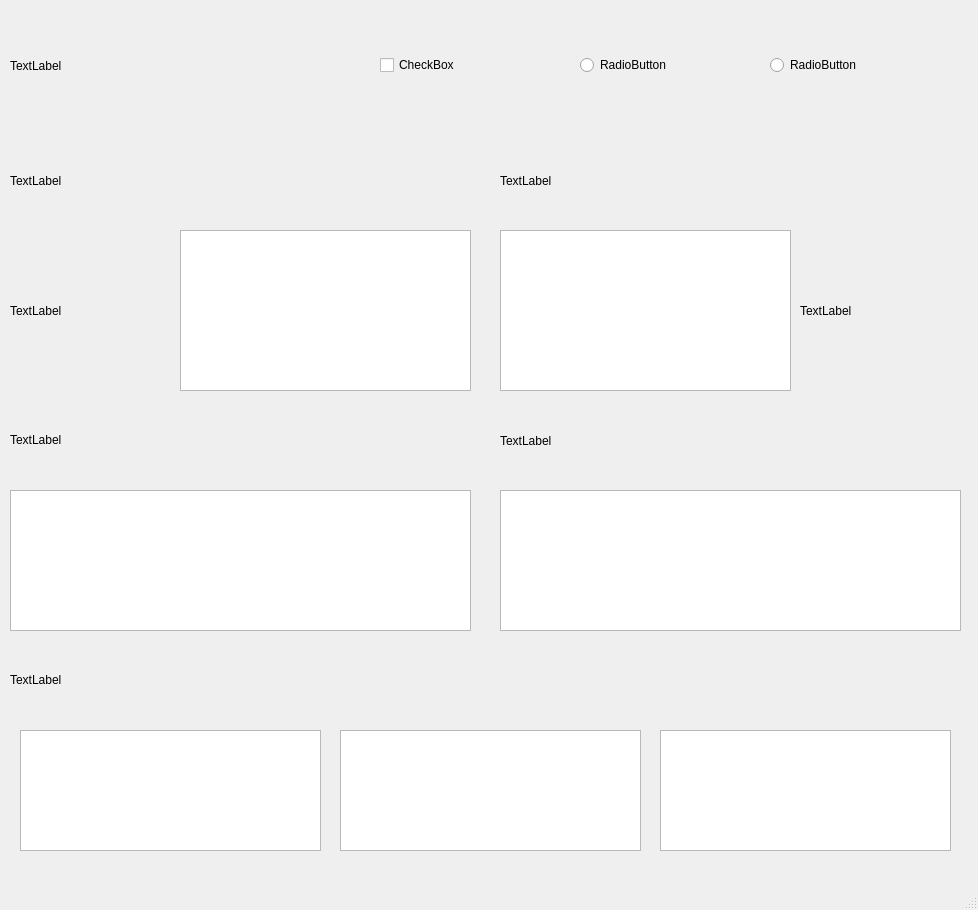
Above: GermanyMasc.ui from SGMGroup5Assignment/SGM before the change. Below: the same form after it.
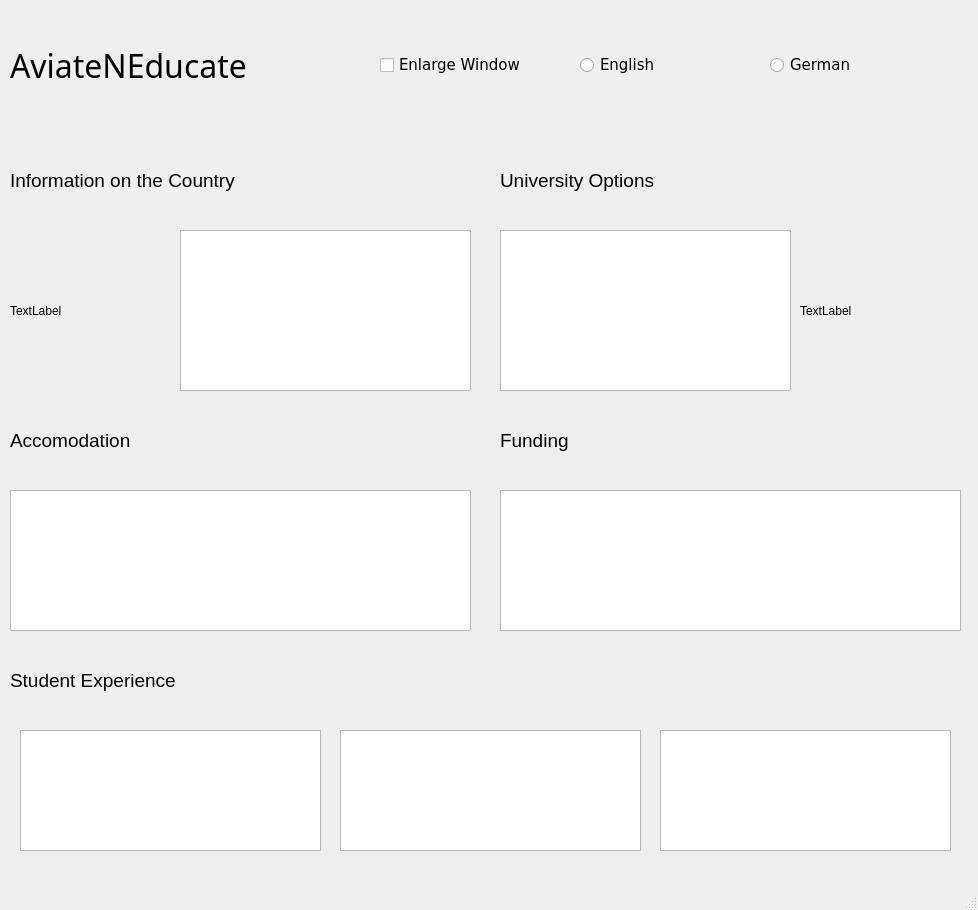
That is the form after the change.

Commit message: UI file with titles

```diff
--- a/GermanyMasc.ui
+++ b/GermanyMasc.ui
@@ -26,8 +26,14 @@
     <layout class="QVBoxLayout" name="TitleLayout">
      <item>
       <widget class="QLabel" name="TitleLabel">
+       <property name="font">
+        <font>
+         <family>Rockwell</family>
+         <pointsize>24</pointsize>
+        </font>
+       </property>
        <property name="text">
-        <string>TextLabel</string>
+        <string>AviateNEducate</string>
        </property>
       </widget>
      </item>
@@ -45,8 +51,14 @@
     <layout class="QVBoxLayout" name="EnglishBtnLayout">
      <item>
       <widget class="QRadioButton" name="EnglishBtn">
+       <property name="font">
+        <font>
+         <family>Verdana</family>
+         <pointsize>11</pointsize>
+        </font>
+       </property>
        <property name="text">
-        <string>RadioButton</string>
+        <string>English</string>
        </property>
       </widget>
      </item>
@@ -64,8 +76,14 @@
     <layout class="QVBoxLayout" name="GermanBtnLayout">
      <item>
       <widget class="QRadioButton" name="GermanBtn">
+       <property name="font">
+        <font>
+         <family>Verdana</family>
+         <pointsize>11</pointsize>
+        </font>
+       </property>
        <property name="text">
-        <string>RadioButton</string>
+        <string>German</string>
        </property>
       </widget>
      </item>
@@ -83,8 +101,14 @@
     <layout class="QVBoxLayout" name="ZoomLayout">
      <item>
       <widget class="QCheckBox" name="ZoomBox">
+       <property name="font">
+        <font>
+         <family>Verdana</family>
+         <pointsize>11</pointsize>
+        </font>
+       </property>
        <property name="text">
-        <string>CheckBox</string>
+        <string>Enlarge Window</string>
        </property>
       </widget>
      </item>
@@ -102,8 +126,13 @@
     <layout class="QVBoxLayout" name="CountryInfoLayout">
      <item>
       <widget class="QLabel" name="CountryInfoLabel">
+       <property name="font">
+        <font>
+         <pointsize>14</pointsize>
+        </font>
+       </property>
        <property name="text">
-        <string>TextLabel</string>
+        <string>Information on the Country</string>
        </property>
       </widget>
      </item>
@@ -121,8 +150,13 @@
     <layout class="QVBoxLayout" name="UniInfoLayout">
      <item>
       <widget class="QLabel" name="UniInfoLabel">
+       <property name="font">
+        <font>
+         <pointsize>14</pointsize>
+        </font>
+       </property>
        <property name="text">
-        <string>TextLabel</string>
+        <string>University Options</string>
        </property>
       </widget>
      </item>
@@ -208,8 +242,13 @@
     <layout class="QVBoxLayout" name="AccomTitleLayout">
      <item>
       <widget class="QLabel" name="AccomTitleLabel">
+       <property name="font">
+        <font>
+         <pointsize>14</pointsize>
+        </font>
+       </property>
        <property name="text">
-        <string>TextLabel</string>
+        <string>Accomodation</string>
        </property>
       </widget>
      </item>
@@ -227,8 +266,13 @@
     <layout class="QVBoxLayout" name="FundingTitleLayout">
      <item>
       <widget class="QLabel" name="FundingTitleLabel">
+       <property name="font">
+        <font>
+         <pointsize>14</pointsize>
+        </font>
+       </property>
        <property name="text">
-        <string>TextLabel</string>
+        <string>Funding</string>
        </property>
       </widget>
      </item>
@@ -276,8 +320,13 @@
     <layout class="QVBoxLayout" name="StudentTitleLayout">
      <item>
       <widget class="QLabel" name="StudentTitleLabel">
+       <property name="font">
+        <font>
+         <pointsize>14</pointsize>
+        </font>
+       </property>
        <property name="text">
-        <string>TextLabel</string>
+        <string>Student Experience</string>
        </property>
       </widget>
      </item>
```
